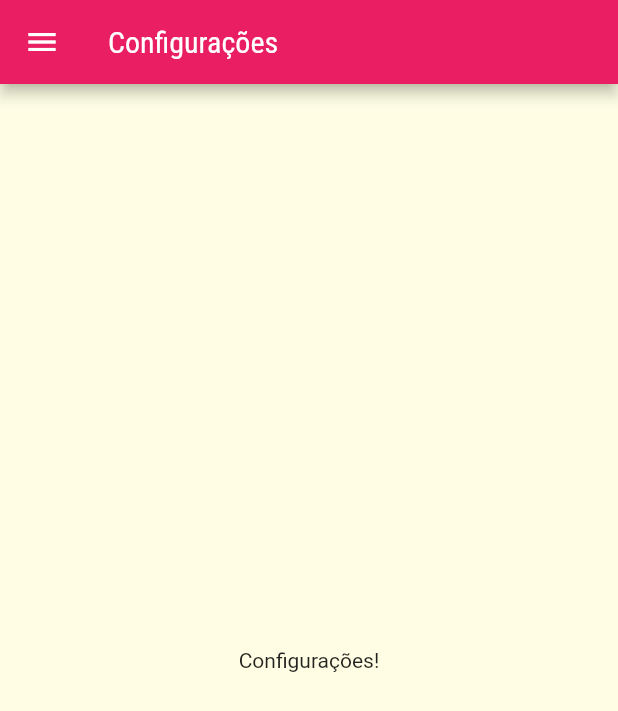
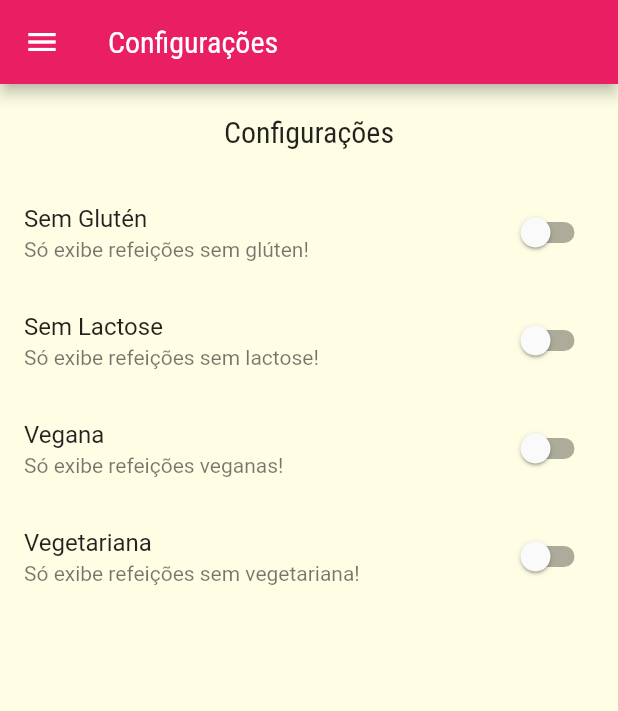
Before and after one commit to RafaelGabrio/Meals---App-Flutter, a Flutter app: the SettingsScreen screen opened by its route, on a phone screen of 412 x 824 dp. Shown: the top 711 px of the screen. Run offline on Flutter 3.47's test engine with Material 2 defaults, Android fonts, the phone set to English and light mode, and no system bars; network calls fail.

Commit message:
implementado os switchs na SettingsScreen

```diff
--- a/lib/components/meal_item.dart
+++ b/lib/components/meal_item.dart
@@ -12,7 +12,13 @@ class MealItem extends StatelessWidget {
     Navigator.of(context).pushNamed(
       AppRoutes.MEAL_DETAIL,
       arguments: meal,
-    );
+    ).then((result) {
+      if(result == null) {
+        print('Sem resultado!');
+      } else {
+        print('O nome da refeição é $result.');
+      }
+    });
   }
 
   @override
--- /dev/null
+++ b/lib/models/settings.dart
@@ -0,0 +1,13 @@
+class Settings {
+  bool isGlutenFree;
+  bool isLactoseFree;
+  bool isVegan;
+  bool isVegetarian;
+
+  Settings({
+    this.isGlutenFree = false,
+    this.isLactoseFree = false,
+    this.isVegan = false,
+    this.isVegetarian = false,
+  });
+}
--- a/lib/screens/meal_detail_screen.dart
+++ b/lib/screens/meal_detail_screen.dart
@@ -86,6 +86,13 @@ class MealDetailScreen extends StatelessWidget {
             ),
           ],
         ),
-        ));
+      ),
+      floatingActionButton: FloatingActionButton(
+        child: Icon(Icons.star),
+        onPressed: () {
+          Navigator.of(context).pop(meal.title);
+        },
+      ),
+    );
   }
 }
--- a/lib/screens/settings_screen.dart
+++ b/lib/screens/settings_screen.dart
@@ -1,18 +1,78 @@
 import 'package:flutter/material.dart';
+import 'package:meals/screens/tabs_screen.dart';
 
 import '../components/main_drawer.dart';
+import '../models/settings.dart';
 
-class SettingsScreen extends StatelessWidget {
+class SettingsScreen extends StatefulWidget {
+  @override
+  State<SettingsScreen> createState() => _SettingsScreenState();
+}
+
+class _SettingsScreenState extends State<SettingsScreen> {
+  var settings = Settings();
+
+  Widget _createSwitch(
+    String title,
+    String subtitle,
+    bool value,
+    Function(bool) onChanged,
+  ) {
+    return SwitchListTile.adaptive(
+      title: Text(title),
+      subtitle: Text(subtitle),
+      value: value,
+      onChanged: onChanged,
+    );
+  }
+
   @override
   Widget build(BuildContext context) {
     return Scaffold(
-      appBar: AppBar(
-        title: const Text('Configurações'),
-      ),
-      drawer: MainDrawer(),
-      body: Center(
-        child: const Text('Configurações!'),
-      ),
-    );
+        appBar: AppBar(
+          title: const Text('Configurações'),
+        ),
+        drawer: MainDrawer(),
+        body: Column(
+          children: <Widget>[
+            Container(
+              padding: const EdgeInsets.all(20),
+              child: Text(
+                'Configurações',
+                style: Theme.of(context).textTheme.headline6,
+              ),
+            ),
+            Expanded(
+              child: ListView(
+                children: <Widget>[
+                  _createSwitch(
+                    'Sem Glutén',
+                    'Só exibe refeições sem glúten!',
+                    settings.isGlutenFree,
+                    (value) => setState(() => settings.isGlutenFree = value),
+                  ),
+                  _createSwitch(
+                    'Sem Lactose',
+                    'Só exibe refeições sem lactose!',
+                    settings.isLactoseFree,
+                    (value) => setState(() => settings.isLactoseFree = value),
+                  ),
+                  _createSwitch(
+                    'Vegana',
+                    'Só exibe refeições veganas!',
+                    settings.isVegan,
+                    (value) => setState(() => settings.isVegan = value),
+                  ),
+                  _createSwitch(
+                    'Vegetariana',
+                    'Só exibe refeições sem vegetariana!',
+                    settings.isVegetarian,
+                    (value) => setState(() => settings.isVegetarian = value),
+                  ),
+                ],
+              ),
+            ),
+          ],
+        ));
   }
 }
```
Lines whose indentation alone changed are shown as unchanged.
